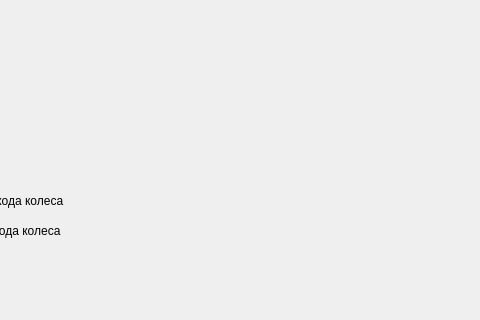
Xorizo-n/DKU-PromElectro, file DKUSlave/DKUServer/mainwindow.ui: the form before one commit; both pictures show x 320 to 800 and y 0 to 320 of the 800 by 600 pixel window.
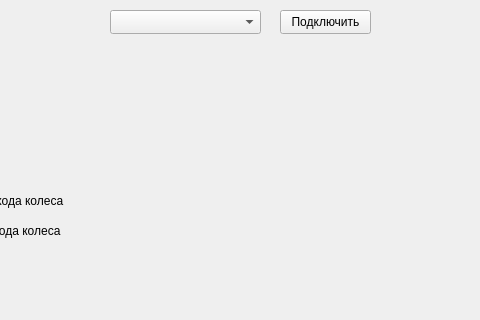
The form after the commit.

```diff
--- a/DKUSlave/DKUServer/mainwindow.ui
+++ b/DKUSlave/DKUServer/mainwindow.ui
@@ -232,6 +232,32 @@
      <string>Медленное движение колеса над датчиком</string>
     </property>
    </widget>
+   <widget class="QComboBox" name="comports">
+    <property name="geometry">
+     <rect>
+      <x>430</x>
+      <y>10</y>
+      <width>151</width>
+      <height>24</height>
+     </rect>
+    </property>
+    <property name="placeholderText">
+     <string>Выберите COM-порт</string>
+    </property>
+   </widget>
+   <widget class="QPushButton" name="connect">
+    <property name="geometry">
+     <rect>
+      <x>600</x>
+      <y>10</y>
+      <width>91</width>
+      <height>24</height>
+     </rect>
+    </property>
+    <property name="text">
+     <string>Подключить</string>
+    </property>
+   </widget>
   </widget>
   <widget class="QMenuBar" name="menubar">
    <property name="geometry">
```
